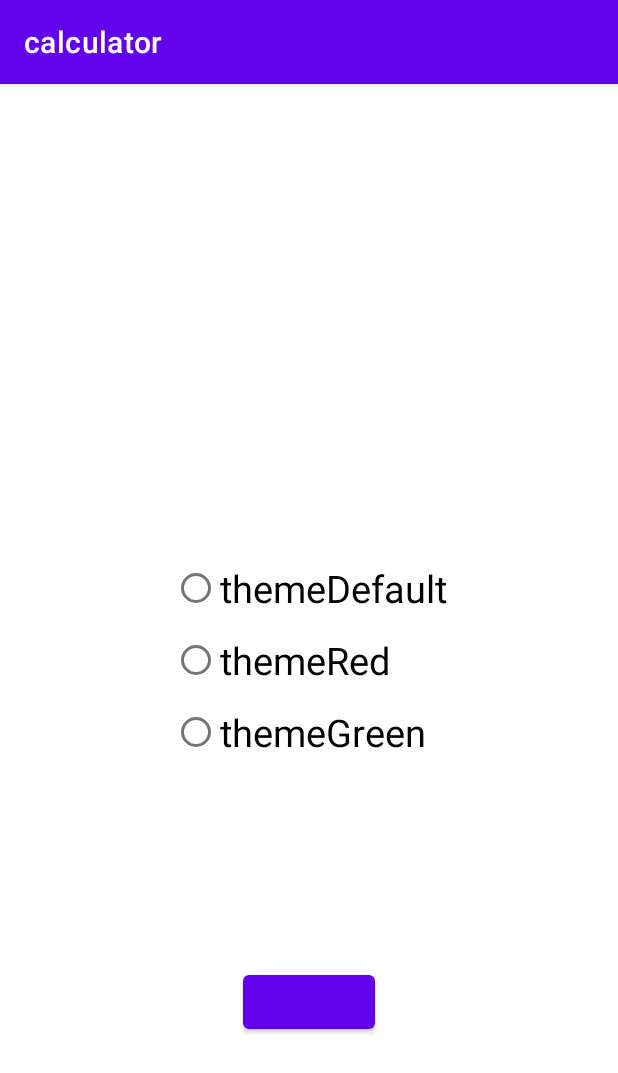
After one commit to Aleksandr091/Calculator, an Android app: the SecondActivity screen opened directly, with no data from a screen before it, on a phone screen of 412 x 824 dp. The commit adds this screen. Shown: the top 1073 px of the screen. Run offline under Robolectric (Android 15) with nearby library versions, the phone set to English and light mode, and no system bars.

Commit message:
дз пятого урока.Создал second_activity,сделал переключение темы,через SharedPreferences

```diff
--- a/app/src/main/AndroidManifest.xml
+++ b/app/src/main/AndroidManifest.xml
@@ -10,6 +10,15 @@
         android:supportsRtl="true"
         android:theme="@style/Theme.MyApplication">
         <activity
+            android:name=".SecondActivity"
+            android:exported="true">
+            <intent-filter>
+                <action android:name="android.intent.action.MAIN" />
+
+                <category android:name="android.intent.category.LAUNCHER" />
+            </intent-filter>
+        </activity>
+        <activity
             android:name=".MainActivity"
             android:exported="true">
             <intent-filter>
@@ -18,6 +27,8 @@
                 <category android:name="android.intent.category.LAUNCHER" />
             </intent-filter>
         </activity>
+
+
     </application>
 
 </manifest>
--- /dev/null
+++ b/app/src/main/java/ru/chistov/Calculator/SecondActivity.java
@@ -0,0 +1,53 @@
+package ru.chistov.Calculator;
+
+import android.content.SharedPreferences;
+import android.os.Bundle;
+import android.view.View;
+import android.widget.RadioButton;
+
+import androidx.annotation.Nullable;
+import androidx.appcompat.app.AppCompatActivity;
+
+public class SecondActivity extends AppCompatActivity implements View.OnClickListener {
+
+    private static final String Pref ="key_Pref";
+    private static final String Pref_key_theme ="key_Pref_theme";
+
+    protected void setAppTheme(int codeStyle){
+        SharedPreferences sharedPref=getSharedPreferences(Pref,MODE_PRIVATE);
+        SharedPreferences.Editor editor=sharedPref.edit();
+        editor.putInt(Pref_key_theme,codeStyle);
+        editor.apply();
+    }
+    protected int getAppTheme(){
+        SharedPreferences sharedPref=getSharedPreferences(Pref,MODE_PRIVATE);
+        return sharedPref.getInt(Pref_key_theme,R.style.Theme_MyApplication);
+    }
+    @Override
+    protected void onCreate(@Nullable Bundle savedInstanceState) {
+        super.onCreate(savedInstanceState);
+        setTheme(getAppTheme());
+        setContentView(R.layout.activity_second);
+        ((RadioButton) findViewById(R.id.radioBtnThemeDefault)).setOnClickListener(this);
+        ((RadioButton) findViewById(R.id.radioBtnThemeRed)).setOnClickListener(this);
+        ((RadioButton) findViewById(R.id.radioBtnThemeGreen)).setOnClickListener(this);
+    }
+
+
+    @Override
+    public void onClick(View view) {
+        switch (view.getId()){
+            case (R.id.radioBtnThemeDefault):
+                setAppTheme(R.style.Theme_MyApplication);
+                break;
+            case (R.id.radioBtnThemeRed):
+                setAppTheme(R.style.Theme_myThemeRed);
+                break;
+            case (R.id.radioBtnThemeGreen):
+                setAppTheme(R.style.Theme_myThemeGreen);
+                break;
+        }
+        recreate();
+
+    }
+}
--- /dev/null
+++ b/app/src/main/res/layout/activity_second.xml
@@ -0,0 +1,56 @@
+<?xml version="1.0" encoding="utf-8"?>
+<androidx.constraintlayout.widget.ConstraintLayout xmlns:android="http://schemas.android.com/apk/res/android"
+    xmlns:app="http://schemas.android.com/apk/res-auto"
+    android:layout_width="match_parent"
+    android:layout_height="match_parent">
+
+    <RadioGroup
+        android:id="@+id/radioGroup"
+        android:layout_width="wrap_content"
+        android:layout_height="wrap_content"
+        app:layout_constraintBottom_toBottomOf="parent"
+        app:layout_constraintEnd_toEndOf="parent
+"
+        app:layout_constraintStart_toStartOf="parent"
+        app:layout_constraintTop_toTopOf="parent">
+
+        <com.google.android.material.radiobutton.MaterialRadioButton
+            android:id="@+id/radioBtnThemeDefault"
+            android:layout_width="match_parent"
+            android:layout_height="match_parent"
+            android:text="@string/themeDefault"
+            android:textSize="@dimen/textSize_RadioBtn">
+
+        </com.google.android.material.radiobutton.MaterialRadioButton>
+
+        <com.google.android.material.radiobutton.MaterialRadioButton
+            android:id="@+id/radioBtnThemeRed"
+            android:layout_width="match_parent"
+            android:layout_height="match_parent"
+            android:text="@string/themeRed"
+            android:textSize="@dimen/textSize_RadioBtn">
+
+        </com.google.android.material.radiobutton.MaterialRadioButton>
+
+        <com.google.android.material.radiobutton.MaterialRadioButton
+            android:id="@+id/radioBtnThemeGreen"
+            android:layout_width="match_parent"
+            android:layout_height="match_parent"
+            android:text="@string/themeGreen"
+            android:textSize="@dimen/textSize_RadioBtn">
+
+        </com.google.android.material.radiobutton.MaterialRadioButton>
+
+    </RadioGroup>
+
+    <Button
+        android:id="@+id/btn"
+        android:layout_width="wrap_content"
+        android:layout_height="wrap_content"
+        app:layout_constraintBottom_toBottomOf="parent"
+        app:layout_constraintEnd_toEndOf="parent"
+        app:layout_constraintStart_toStartOf="parent"
+        app:layout_constraintTop_toBottomOf="@+id/radioGroup" />
+
+
+</androidx.constraintlayout.widget.ConstraintLayout>
--- a/app/src/main/res/values/dimens.xml
+++ b/app/src/main/res/values/dimens.xml
@@ -2,4 +2,5 @@
 <resources>
     <dimen name="button_text_size">20sp</dimen>
     <dimen name="TextSizeView">30sp</dimen>
+    <dimen name="textSize_RadioBtn">25sp</dimen>
 </resources>
--- a/app/src/main/res/values/strings.xml
+++ b/app/src/main/res/values/strings.xml
@@ -19,4 +19,7 @@
     <string name="button_clean">C</string>
     <string name="button_percent">%</string>
     <string name="button_backspace">←</string>
+    <string name="themeDefault">themeDefault</string>
+    <string name="themeRed">themeRed</string>
+    <string name="themeGreen">themeGreen</string>
 </resources>
--- a/app/src/main/res/values/themes.xml
+++ b/app/src/main/res/values/themes.xml
@@ -1,6 +1,6 @@
 <resources xmlns:tools="http://schemas.android.com/tools">
     <!-- Base application theme. -->
-    <style name="Theme.MyApplication" parent="Theme.MaterialComponents.DayNight.NoActionBar">
+    <style name="Theme.MyApplication" parent="Theme.MaterialComponents.DayNight.DarkActionBar">
         <!-- Primary brand color. -->
         <item name="colorPrimary">@color/purple_500</item>
         <item name="colorPrimaryVariant">@color/purple_700</item>
@@ -16,7 +16,7 @@
     <style name="myStyle">
         <item name="android:background">@color/white</item>
     </style>
-    <style name="Theme.myThemeRed" parent="Theme.MaterialComponents.DayNight.NoActionBar">
+    <style name="Theme.myThemeRed" parent="Theme.MaterialComponents.DayNight.DarkActionBar">
         <item name="android:navigationBarColor">@color/Red800</item>
         <item name="colorPrimary">@color/Red200</item>
         <item name="colorOnPrimary">@color/white</item>
@@ -31,8 +31,9 @@
         <item name="colorOnTertiary">@color/white</item>
         <item name="colorTertiaryContainer">@color/white</item>
         <item name="colorOnTertiaryContainer">@color/Red800</item>
+        <item name="android:statusBarColor">@color/Red800</item>
     </style>
-    <style name="Theme.myThemeGreen" parent="Theme.MaterialComponents.DayNight.NoActionBar">
+    <style name="Theme.myThemeGreen" parent="Theme.MaterialComponents.DayNight.DarkActionBar">
         <item name="android:navigationBarColor">@color/Green800</item>
         <item name="colorPrimary">@color/Green200</item>
         <item name="colorOnPrimary">@color/white</item>
@@ -47,5 +48,6 @@
         <item name="colorOnTertiary">@color/white</item>
         <item name="colorTertiaryContainer">@color/white</item>
         <item name="colorOnTertiaryContainer">@color/Green800</item>
+        <item name="android:statusBarColor">@color/Green800</item>
     </style>
 </resources>
```
